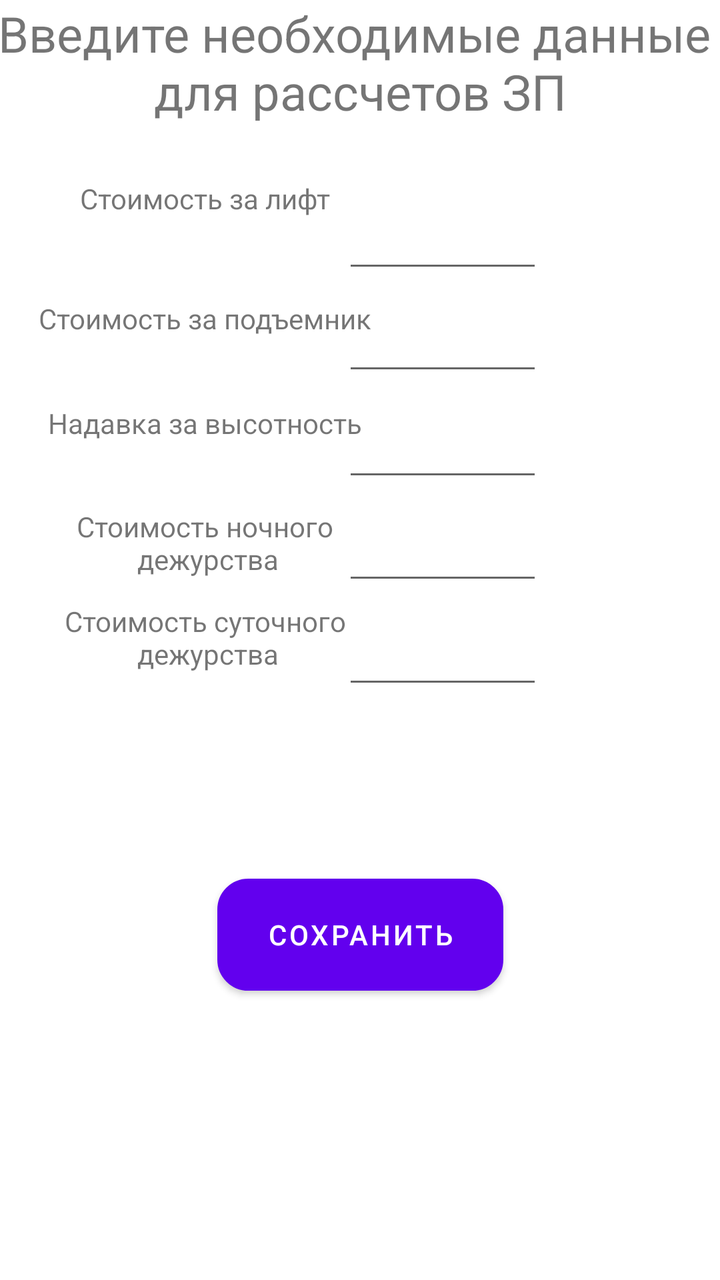
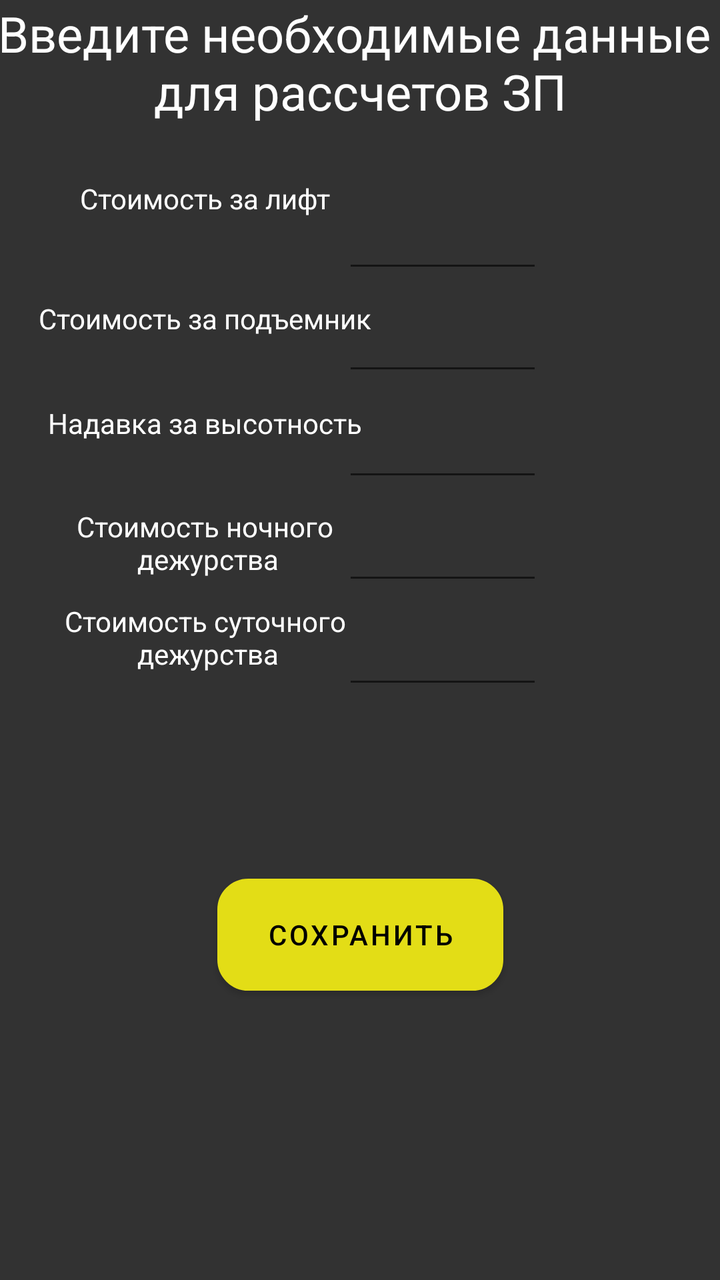

Before-and-after screenshots of an Android layout around one commit, followed by the original layout XML and the change that was made.
<!-- AndroidManifest.xml: application theme Theme.HowMuchCash -->
<!-- res/layout/fragment_pricesinput.xml -->
<?xml version="1.0" encoding="utf-8"?>
<androidx.constraintlayout.widget.ConstraintLayout xmlns:android="http://schemas.android.com/apk/res/android"
    xmlns:app="http://schemas.android.com/apk/res-auto"
    xmlns:tools="http://schemas.android.com/tools"
    android:layout_width="match_parent"
    android:layout_height="match_parent"
    tools:context=".ui.pricesInput.PricesInputFragment">

    <TextView
        android:id="@+id/textViewPriceForUnitLift2"
        android:layout_width="105dp"
        android:layout_height="60dp"
        android:text=""
        android:textAlignment="center"
        app:layout_constraintBottom_toBottomOf="parent"
        app:layout_constraintEnd_toEndOf="parent"
        app:layout_constraintHorizontal_bias="0.996"
        app:layout_constraintStart_toStartOf="parent"
        app:layout_constraintTop_toTopOf="parent"
        app:layout_constraintVertical_bias="0.168" />

    <TextView
        android:id="@+id/textViewExtraChargeForSkyscraper2"
        android:layout_width="105dp"
        android:layout_height="60dp"
        android:text=""
        android:textAlignment="center"
        app:layout_constraintBottom_toBottomOf="parent"
        app:layout_constraintEnd_toEndOf="parent"
        app:layout_constraintHorizontal_bias="0.996"
        app:layout_constraintStart_toStartOf="@+id/textViewPriceForWeekendWatch"
        app:layout_constraintTop_toTopOf="parent"
        app:layout_constraintVertical_bias="0.347" />

    <TextView
        android:id="@+id/textViewPriceForUnitElevator2"
        android:layout_width="105dp"
        android:layout_height="60dp"
        android:text=""
        android:textAlignment="center"
        app:layout_constraintBottom_toBottomOf="parent"
        app:layout_constraintEnd_toEndOf="parent"
        app:layout_constraintHorizontal_bias="0.996"
        app:layout_constraintStart_toStartOf="@+id/textViewPriceForUnitLift"
        app:layout_constraintTop_toTopOf="parent"
        app:layout_constraintVertical_bias="0.257" />

    <TextView
        android:id="@+id/textViewPriceForNightWatch2"
        android:layout_width="105dp"
        android:layout_height="60dp"
        android:text=""
        android:textAlignment="center"
        app:layout_constraintBottom_toBottomOf="parent"
        app:layout_constraintEnd_toEndOf="parent"
        app:layout_constraintHorizontal_bias="0.996"
        app:layout_constraintStart_toStartOf="parent"
        app:layout_constraintTop_toTopOf="parent"
        app:layout_constraintVertical_bias="0.436" />

    <TextView
        android:id="@+id/textViewPriceForWeekendWatch2"
        android:layout_width="105dp"
        android:layout_height="60dp"
        android:text=""
        android:textAlignment="center"
        app:layout_constraintBottom_toBottomOf="parent"
        app:layout_constraintEnd_toEndOf="parent"
        app:layout_constraintHorizontal_bias="0.996"
        app:layout_constraintStart_toStartOf="parent"
        app:layout_constraintTop_toTopOf="parent"
        app:layout_constraintVertical_bias="0.526" />

    <TextView
        android:id="@+id/textViewPriceForNightWatch"
        android:layout_width="205dp"
        android:layout_height="60dp"
        android:text="\nСтоимость ночного\n дежурства"
        android:textAlignment="center"
        app:layout_constraintBottom_toBottomOf="parent"
        app:layout_constraintEnd_toEndOf="parent"
        app:layout_constraintHorizontal_bias="0.0"
        app:layout_constraintStart_toStartOf="parent"
        app:layout_constraintTop_toTopOf="parent"
        app:layout_constraintVertical_bias="0.409" />

    <TextView
        android:id="@+id/textViewExtraChargeForSkyscraper"
        android:layout_width="205dp"
        android:layout_height="60dp"
        android:text="\nНадавка за высотность"
        android:textAlignment="center"
        app:layout_constraintBottom_toBottomOf="parent"
        app:layout_constraintEnd_toEndOf="parent"
        app:layout_constraintHorizontal_bias="0.0"
        app:layout_constraintStart_toStartOf="@+id/textViewPriceForWeekendWatch"
        app:layout_constraintTop_toTopOf="parent"
        app:layout_constraintVertical_bias="0.32" />

    <TextView
        android:id="@+id/textViewPriceForWeekendWatch"
        android:layout_width="205dp"
        android:layout_height="60dp"
        android:text="\nСтоимость суточного\n дежурства"
        android:textAlignment="center"
        app:layout_constraintBottom_toBottomOf="parent"
        app:layout_constraintEnd_toEndOf="@+id/editTextPriceForWeekendWatch"
        app:layout_constraintHorizontal_bias="0.0"
        app:layout_constraintStart_toStartOf="@+id/textViewPriceForUnitElevator"
        app:layout_constraintTop_toTopOf="@+id/textViewPriceForUnitLift"
        app:layout_constraintVertical_bias="0.417" />

    <TextView
        android:id="@+id/textViewPriceForUnitElevator"
        android:layout_width="205dp"
        android:layout_height="60dp"
        android:text="\nСтоимость за подъемник"
        android:textAlignment="center"
        app:layout_constraintBottom_toBottomOf="parent"
        app:layout_constraintEnd_toEndOf="parent"
        app:layout_constraintHorizontal_bias="0.0"
        app:layout_constraintStart_toStartOf="@+id/textViewPriceForUnitLift"
        app:layout_constraintTop_toTopOf="parent"
        app:layout_constraintVertical_bias="0.23" />

    <TextView
        android:id="@+id/textView2"
        android:layout_width="match_parent"
        android:layout_height="80dp"
        android:text="Введите необходимые данные \nдля рассчетов ЗП"
        android:textAlignment="center"
        android:autoSizeTextType="uniform"
        app:layout_constraintBottom_toBottomOf="parent"
        app:layout_constraintEnd_toEndOf="parent"
        app:layout_constraintHorizontal_bias="0.0"
        app:layout_constraintStart_toStartOf="parent"
        app:layout_constraintTop_toTopOf="parent"
        app:layout_constraintVertical_bias="0.0" />

    <TextView
        android:id="@+id/textViewPriceForUnitLift"
        android:layout_width="205dp"
        android:layout_height="60dp"
        android:text="\nСтоимость за лифт"
        android:textAlignment="center"
        app:layout_constraintBottom_toTopOf="@+id/textViewPriceForUnitElevator"
        app:layout_constraintEnd_toEndOf="@+id/editTextPriceForUnitLift"
        app:layout_constraintHorizontal_bias="0.0"
        app:layout_constraintStart_toStartOf="parent"
        app:layout_constraintTop_toBottomOf="@+id/textView2"
        app:layout_constraintVertical_bias="1.0" />

    <EditText
        android:id="@+id/editTextPriceForWeekendWatch"
        android:layout_width="100dp"
        android:layout_height="60dp"
        android:ems="10"
        android:inputType="number"
        app:layout_constraintBottom_toBottomOf="parent"
        app:layout_constraintEnd_toEndOf="parent"
        app:layout_constraintHorizontal_bias="0.659"
        app:layout_constraintStart_toStartOf="parent"
        app:layout_constraintTop_toTopOf="parent"
        app:layout_constraintVertical_bias="0.499" />

    <EditText
        android:id="@+id/editTextPriceForNightWatch"
        android:layout_width="100dp"
        android:layout_height="60dp"
        android:ems="10"
        android:inputType="number"
        app:layout_constraintBottom_toBottomOf="parent"
        app:layout_constraintEnd_toEndOf="parent"
        app:layout_constraintHorizontal_bias="0.659"
        app:layout_constraintStart_toStartOf="parent"
        app:layout_constraintTop_toTopOf="parent"
        app:layout_constraintVertical_bias="0.409" />

    <EditText
        android:id="@+id/editTextExtraChargeSkyscraper"
        android:layout_width="100dp"
        android:layout_height="60dp"
        android:ems="10"
        android:inputType="number"
        app:layout_constraintBottom_toBottomOf="parent"
        app:layout_constraintEnd_toEndOf="parent"
        app:layout_constraintHorizontal_bias="0.659"
        app:layout_constraintStart_toStartOf="parent"
        app:layout_constraintTop_toTopOf="parent"
        app:layout_constraintVertical_bias="0.32" />

    <EditText
        android:id="@+id/editTextPriceForUnitLift"
        android:layout_width="100dp"
        android:layout_height="60dp"
        android:ems="10"
        android:inputType="number"
        app:layout_constraintBottom_toBottomOf="parent"
        app:layout_constraintEnd_toEndOf="parent"
        app:layout_constraintHorizontal_bias="0.659"
        app:layout_constraintStart_toStartOf="parent"
        app:layout_constraintTop_toTopOf="parent"
        app:layout_constraintVertical_bias="0.14" />

    <EditText
        android:id="@+id/editTextPriceForUnitElevator"
        android:layout_width="100dp"
        android:layout_height="60dp"
        android:ems="10"
        android:inputType="number"
        app:layout_constraintBottom_toBottomOf="parent"
        app:layout_constraintEnd_toEndOf="parent"
        app:layout_constraintHorizontal_bias="0.659"
        app:layout_constraintStart_toStartOf="parent"
        app:layout_constraintTop_toTopOf="parent"
        app:layout_constraintVertical_bias="0.229" />

    <Button
        android:id="@+id/buttonWritePrice"
        android:layout_width="143dp"
        android:layout_height="56dp"
        android:background="@drawable/custom_button"
        android:text="Сохранить"
        app:layout_constraintBottom_toBottomOf="parent"
        app:layout_constraintEnd_toEndOf="parent"
        app:layout_constraintStart_toStartOf="parent"
        app:layout_constraintTop_toTopOf="@+id/textView2"
        app:layout_constraintVertical_bias="0.752" />

</androidx.constraintlayout.widget.ConstraintLayout>
<!-- resources referenced by this layout -->
<resources>
  <!-- drawable custom_button (drawable) -->
  <?xml version="1.0" encoding="utf-8"?>
  <shape
      xmlns:android="http://schemas.android.com/apk/res/android"
      android:shape="rectangle">
      <stroke
          android:color="@color/gray"
          android:width="1dp"/>
      <corners
          android:radius="15dp"/>
      <gradient
          android:startColor="#2e7d32"
          android:endColor="#e0f7fa"/>
  </shape>
  <style name="Theme.HowMuchCash" parent="Theme.MaterialComponents.DayNight.DarkActionBar">
          
          <item name="colorPrimary">@color/purple_500</item>
          <item name="colorPrimaryVariant">@color/purple_700</item>
          <item name="colorOnPrimary">@color/white</item>
          
          <item name="colorSecondary">@color/teal_200</item>
          <item name="colorSecondaryVariant">@color/teal_700</item>
          <item name="colorOnSecondary">@color/black</item>
          
          <item name="android:statusBarColor">?attr/colorPrimaryVariant</item>
          
      </style>
  <color name="gray">#666</color>
  <color name="purple_500">#FF6200EE</color>
  <color name="purple_700">#FF3700B3</color>
  <color name="white">#FFFFFFFF</color>
  <color name="teal_200">#FF03DAC5</color>
  <color name="teal_700">#FF018786</color>
  <color name="black">#FF000000</color>
</resources>

<!-- the commit's change to res/layout/fragment_pricesinput.xml (unified diff, before → after) -->
@@ -4,6 +4,7 @@
     xmlns:tools="http://schemas.android.com/tools"
     android:layout_width="match_parent"
     android:layout_height="match_parent"
+    android:theme="@style/Theme.HowMuchCash"
     tools:context=".ui.pricesInput.PricesInputFragment">
 
     <TextView
@@ -11,6 +12,7 @@
         android:layout_width="105dp"
         android:layout_height="60dp"
         android:text=""
+        android:theme="@style/Theme.HowMuchCash"
         android:textAlignment="center"
         app:layout_constraintBottom_toBottomOf="parent"
         app:layout_constraintEnd_toEndOf="parent"
<!-- resource entries referenced after the edit -->
@@ -14,25 +14,35 @@
           android:startColor="#2e7d32"
           android:endColor="#e0f7fa"/>
   </shape>
-  <style name="Theme.HowMuchCash" parent="Theme.MaterialComponents.DayNight.DarkActionBar">
+  <style name="Theme.HowMuchCash" parent="Theme.MaterialComponents.DayNight.NoActionBar">
           
-          <item name="colorPrimary">@color/purple_500</item>
-          <item name="colorPrimaryVariant">@color/purple_700</item>
-          <item name="colorOnPrimary">@color/white</item>
+          <item name="colorPrimary">@color/colorPrimary</item>              
+          <item name="colorPrimaryVariant">@color/accentBackground</item>   
+          <item name="colorSecondary">@color/colorPrimary</item>            
+          <item name="colorSecondaryVariant">@color/mainBackground</item>   
+  
           
-          <item name="colorSecondary">@color/teal_200</item>
-          <item name="colorSecondaryVariant">@color/teal_700</item>
-          <item name="colorOnSecondary">@color/black</item>
+          <item name="colorOnPrimary">@android:color/black</item>           
+          <item name="colorOnSecondary">@android:color/white</item>         
+          <item name="android:textColorPrimary">@color/white</item>
+          <item name="android:textColor">@color/white</item>
           
-          <item name="android:statusBarColor">?attr/colorPrimaryVariant</item>
+          <item name="android:windowBackground">@color/mainBackground</item> 
+  
+          <item name="colorControlActivated">@color/colorPrimary</item>
+          <item name="colorAccent">@color/colorPrimary</item>
+  
           
+          <item name="android:statusBarColor">@color/accentBackground</item> 
+          <item name="android:windowLightStatusBar">false</item>             
+  
+          
+          <item name="android:navigationBarColor">@color/accentBackground</item> 
       </style>
-  <color name="gray">#666</color>
-  <color name="purple_500">#FF6200EE</color>
-  <color name="purple_700">#FF3700B3</color>
+  <color name="gray">#FF666666</color>
+  <color name="colorPrimary">#e3dd16</color>
+  <color name="accentBackground">#212121</color>
+  <color name="mainBackground">#323232</color>
   <color name="white">#FFFFFFFF</color>
-  <color name="teal_200">#FF03DAC5</color>
-  <color name="teal_700">#FF018786</color>
-  <color name="black">#FF000000</color>
 </resources>
 
